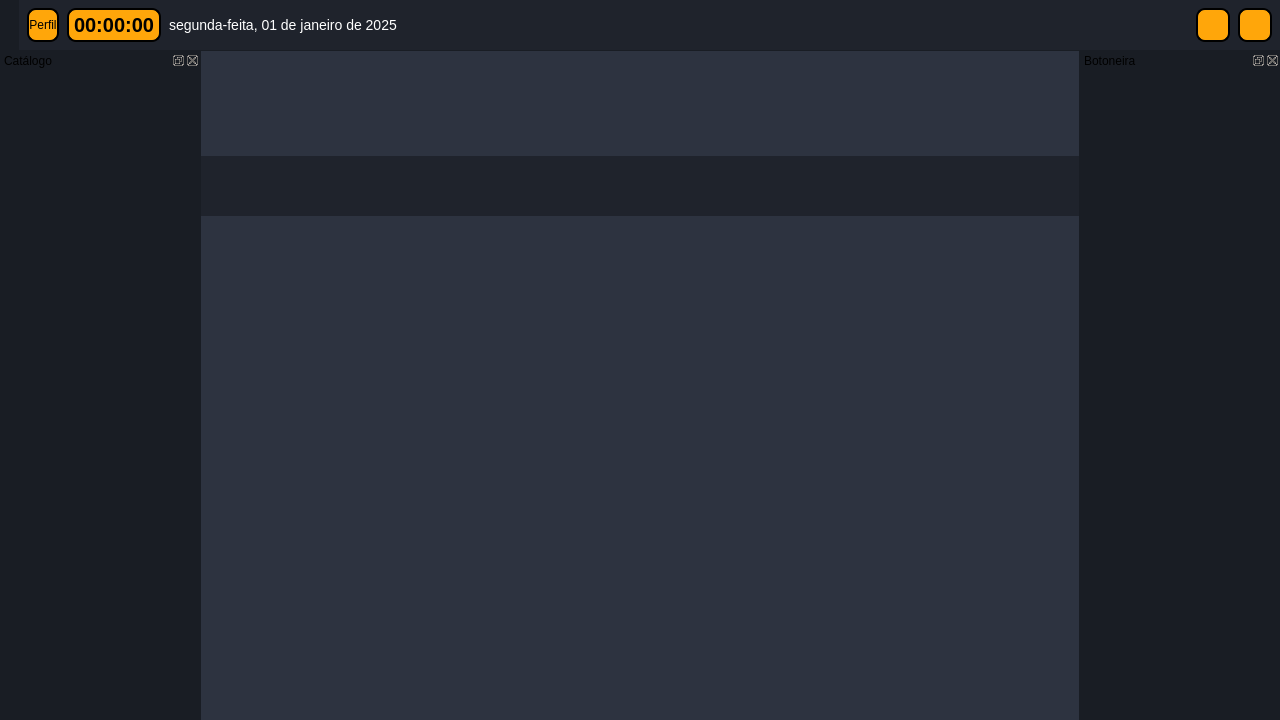
This is frontend/flow.ui in BrunoCardosoFS/NaxiStudioFlow as Qt 5 draws it before an edit. The edited form follows.
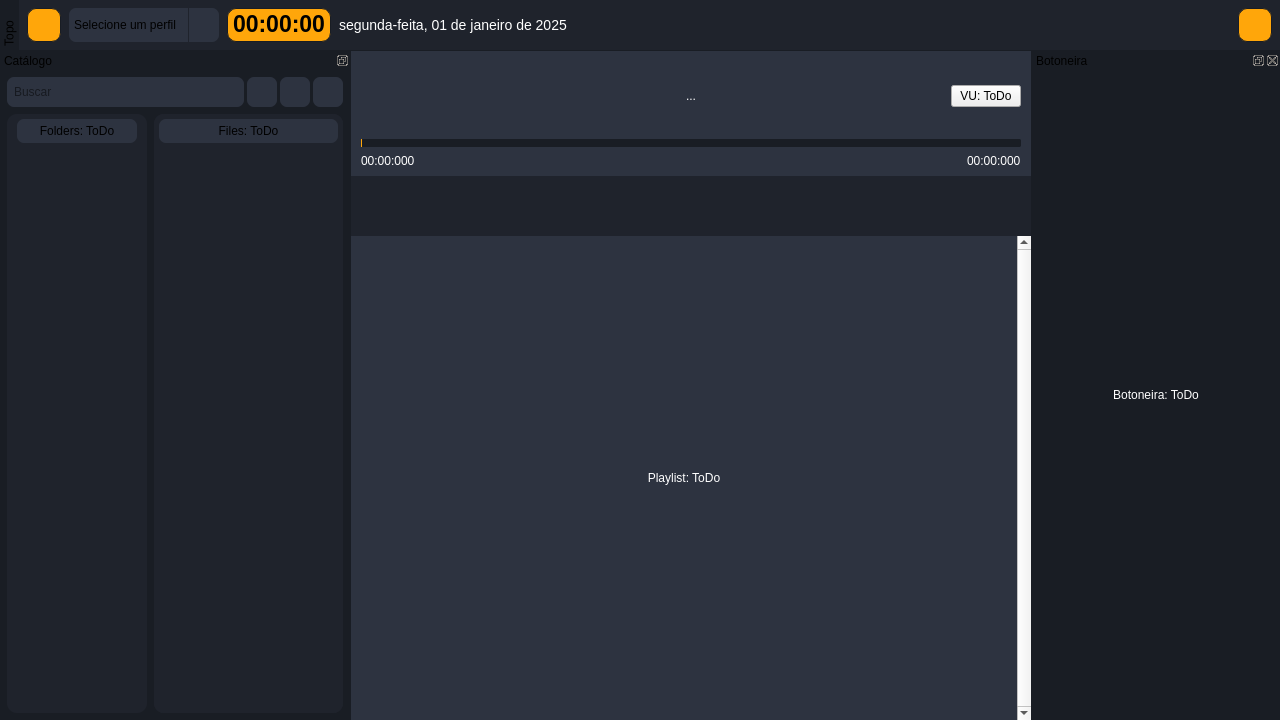
This is the edited form. Icons and pictures are not drawn.

Commit message: Started catalog design and changes to overall design

Diff of the .ui file:
```diff
--- a/frontend/flow.ui
+++ b/frontend/flow.ui
@@ -28,6 +28,41 @@
 	color: #ffffff;
 }
 
+QLineEdit{
+	background-color: #2D3340;
+	border: none;
+	border-radius: 7px;
+	padding-left: 5px;
+}
+
+QComboBox{
+	background-color: #2D3340;
+	border: none;
+	border-radius: 7px;
+	padding-left: 5px;
+}
+
+QComboBox:hover{
+	background-color: #292e38;
+}
+
+QComboBox::drop-down {
+    subcontrol-origin: padding;
+    subcontrol-position: top right;
+    width: 30px;
+    border-left-width: 1px;
+    border-left-color: #1F232C;
+    border-left-style: solid;
+    border-top-right-radius: 3px;
+	border-bottom-right-radius: 3px;
+}
+
+QComboBox::down-arrow {
+	image: url(&quot;:/images/icons/arrow-down.svg&quot;);
+	width: 10px;
+	height: 10px;
+}
+
 #Flow::separator {
 	width: 0.5px;
 	height: 0px;
@@ -40,7 +75,7 @@
 #DockTopWidget QPushButton, #clock{
 	background-color: #FFA60A;
 	border-radius: 9px;
-	border: 2px solid #000;
+	border: 1px solid #191D24;
 	color: #000;
 }
 
@@ -50,7 +85,8 @@
 
 #clock{
 	padding: 0px 5px;
-	font-size: 20px;
+	padding-bottom:2px;
+	font-size: 23px;
 	font-weight: bold;
 }
 
@@ -58,6 +94,91 @@
 	font-size: 14px;
 }
 
+
+/* Slider */
+
+QSlider::groove:horizontal {
+border: 0px solid #191d24;
+background: #191D24;
+height: 8px;
+border-radius: 2px;
+}
+
+QSlider::sub-page:horizontal {
+background: #ffa60a;
+border: 0px solid #191d24;
+height: 8px;
+border-radius: 2px;
+}
+
+QSlider::add-page:horizontal {
+background: #191D24;
+border: 0px solid #191d24;
+height: 8px;
+border-radius: 2px;
+}
+
+QSlider::handle:horizontal {
+background: transparent;
+border: 0px solid transparent;
+width: 0px;
+}
+
+QSlider::handle:horizontal:hover {
+background: rgba(31, 35, 44, 255);
+border: 1px solid #1f232c;
+border-radius: 4px;
+}
+
+QSlider::sub-page:horizontal:disabled {
+background: #bbb;
+border-color: #999;
+}
+
+QSlider::add-page:horizontal:disabled {
+background: #eee;
+border-color: #999;
+}
+
+QSlider::handle:horizontal:disabled {
+background: #eee;
+border: 1px solid #191d24;
+border-radius: 6px;
+}
+
+
+/* QTabWidget */
+
+QTabWidget::tab-bar {
+    border: none;
+    border-radius: 0px;
+}
+
+QTabBar::tab {
+    background: #2D3340;
+    border: none;
+    padding:  5px 12px;
+    font-weight:  bold;
+    color: #fff;
+    border-radius: 7px;
+    margin-bottom: 7px;
+	margin-top: 7px;
+	margin-left: 7px;
+}
+
+QTabBar::tab:hover {
+    background: #282D39;
+}
+
+QTabBar::tab:selected {
+    background: #FFA60A;
+    font-weight: bold;
+    color: #000;
+}
+
+
+/* Central Widget */
+
 #centralwidget{
 	background-color: #2D3340;
 }
@@ -72,7 +193,7 @@
 	border-radius: 17px;
 }
 
-#PlayerControl QPushButton#btnPlay{
+#PlayerControl QPushButton#btnPlay, #PlayerControl QPushButton#btnPause{
 	border-radius: 27px;
 }
 
@@ -80,15 +201,50 @@
 	background-color: #191D24;
 }
 
+#PlaylistScroll, #PlaylistScroll #PlaylistContent{
+	background: transparent;
+	border: none;
+}
+
+
+/* Doc Catalog */
+
+#DocCatalog, #DocCatalogWidget{
+	background-color: #191D24;
+}
+
+#DocCatalog QPushButton{
+	background-color: #2D3340;
+	border: none;
+	border-radius: 7px;
+	padding: 5px;
+}
+
+#DocCatalog QPushButton:hover{
+	background-color: #292e38;
+}
+
+#DocCatalog QScrollArea{
+	background-color: #1F232C;
+	border: none;
+	border-radius: 10px;
+}
+
+#FilesListContent, #FoldersListContent{
+	background-color: #1F232C;
+	border-radius: 10px;
+}
+
+
 </string>
   </property>
   <property name="dockOptions">
-   <set>QMainWindow::DockOption::AllowNestedDocks|QMainWindow::DockOption::AllowTabbedDocks|QMainWindow::DockOption::AnimatedDocks|QMainWindow::DockOption::GroupedDragging</set>
+   <set>QMainWindow::DockOption::AllowNestedDocks|QMainWindow::DockOption::AllowTabbedDocks|QMainWindow::DockOption::AnimatedDocks</set>
   </property>
   <widget class="QWidget" name="centralwidget">
    <property name="minimumSize">
     <size>
-     <width>450</width>
+     <width>400</width>
      <height>0</height>
     </size>
    </property>
@@ -97,7 +253,7 @@
    </property>
    <layout class="QVBoxLayout" name="verticalLayout">
     <property name="spacing">
-     <number>5</number>
+     <number>0</number>
     </property>
     <property name="leftMargin">
      <number>0</number>
@@ -149,6 +305,210 @@
            <height>100</height>
           </size>
          </property>
+         <layout class="QVBoxLayout" name="verticalLayout_5">
+          <property name="spacing">
+           <number>0</number>
+          </property>
+          <property name="leftMargin">
+           <number>10</number>
+          </property>
+          <property name="topMargin">
+           <number>10</number>
+          </property>
+          <property name="rightMargin">
+           <number>10</number>
+          </property>
+          <property name="bottomMargin">
+           <number>0</number>
+          </property>
+          <item>
+           <widget class="QWidget" name="PlayerInfos" native="true">
+            <property name="sizePolicy">
+             <sizepolicy hsizetype="Expanding" vsizetype="Expanding">
+              <horstretch>0</horstretch>
+              <verstretch>0</verstretch>
+             </sizepolicy>
+            </property>
+            <layout class="QHBoxLayout" name="horizontalLayout_4">
+             <property name="spacing">
+              <number>5</number>
+             </property>
+             <property name="leftMargin">
+              <number>0</number>
+             </property>
+             <property name="topMargin">
+              <number>0</number>
+             </property>
+             <property name="rightMargin">
+              <number>0</number>
+             </property>
+             <property name="bottomMargin">
+              <number>5</number>
+             </property>
+             <item>
+              <widget class="QLabel" name="PlayerCover">
+               <property name="sizePolicy">
+                <sizepolicy hsizetype="Fixed" vsizetype="Fixed">
+                 <horstretch>0</horstretch>
+                 <verstretch>0</verstretch>
+                </sizepolicy>
+               </property>
+               <property name="minimumSize">
+                <size>
+                 <width>70</width>
+                 <height>70</height>
+                </size>
+               </property>
+               <property name="maximumSize">
+                <size>
+                 <width>70</width>
+                 <height>70</height>
+                </size>
+               </property>
+               <property name="text">
+                <string/>
+               </property>
+               <property name="pixmap">
+                <pixmap resource="resources/flow.qrc">:/images/icons/media-music.svg</pixmap>
+               </property>
+               <property name="scaledContents">
+                <bool>true</bool>
+               </property>
+               <property name="alignment">
+                <set>Qt::AlignmentFlag::AlignCenter</set>
+               </property>
+              </widget>
+             </item>
+             <item>
+              <widget class="QLabel" name="PlayerTitle">
+               <property name="sizePolicy">
+                <sizepolicy hsizetype="Expanding" vsizetype="Expanding">
+                 <horstretch>0</horstretch>
+                 <verstretch>0</verstretch>
+                </sizepolicy>
+               </property>
+               <property name="text">
+                <string>...</string>
+               </property>
+               <property name="alignment">
+                <set>Qt::AlignmentFlag::AlignCenter</set>
+               </property>
+               <property name="wordWrap">
+                <bool>true</bool>
+               </property>
+              </widget>
+             </item>
+             <item>
+              <widget class="QWidget" name="PlayerVU" native="true">
+               <property name="sizePolicy">
+                <sizepolicy hsizetype="Fixed" vsizetype="Fixed">
+                 <horstretch>0</horstretch>
+                 <verstretch>0</verstretch>
+                </sizepolicy>
+               </property>
+               <property name="minimumSize">
+                <size>
+                 <width>70</width>
+                 <height>70</height>
+                </size>
+               </property>
+               <property name="maximumSize">
+                <size>
+                 <width>70</width>
+                 <height>70</height>
+                </size>
+               </property>
+               <layout class="QVBoxLayout" name="verticalLayout_6">
+                <property name="leftMargin">
+                 <number>0</number>
+                </property>
+                <property name="topMargin">
+                 <number>0</number>
+                </property>
+                <property name="rightMargin">
+                 <number>0</number>
+                </property>
+                <property name="bottomMargin">
+                 <number>0</number>
+                </property>
+                <item>
+                 <widget class="QPushButton" name="pushButton_3">
+                  <property name="text">
+                   <string>VU: ToDo</string>
+                  </property>
+                 </widget>
+                </item>
+               </layout>
+              </widget>
+             </item>
+            </layout>
+           </widget>
+          </item>
+          <item>
+           <widget class="QSlider" name="PlayerSlider">
+            <property name="value">
+             <number>0</number>
+            </property>
+            <property name="orientation">
+             <enum>Qt::Orientation::Horizontal</enum>
+            </property>
+           </widget>
+          </item>
+          <item>
+           <widget class="QWidget" name="PlayerTime" native="true">
+            <property name="sizePolicy">
+             <sizepolicy hsizetype="Expanding" vsizetype="Fixed">
+              <horstretch>0</horstretch>
+              <verstretch>0</verstretch>
+             </sizepolicy>
+            </property>
+            <layout class="QHBoxLayout" name="horizontalLayout_3">
+             <property name="spacing">
+              <number>0</number>
+             </property>
+             <property name="leftMargin">
+              <number>0</number>
+             </property>
+             <property name="topMargin">
+              <number>0</number>
+             </property>
+             <property name="rightMargin">
+              <number>0</number>
+             </property>
+             <property name="bottomMargin">
+              <number>0</number>
+             </property>
+             <item>
+              <widget class="QLabel" name="PlayerCurrentTime">
+               <property name="text">
+                <string>00:00:000</string>
+               </property>
+              </widget>
+             </item>
+             <item>
+              <spacer name="horizontalSpacer_6">
+               <property name="orientation">
+                <enum>Qt::Orientation::Horizontal</enum>
+               </property>
+               <property name="sizeHint" stdset="0">
+                <size>
+                 <width>40</width>
+                 <height>20</height>
+                </size>
+               </property>
+              </spacer>
+             </item>
+             <item>
+              <widget class="QLabel" name="PlayerDuration">
+               <property name="text">
+                <string>00:00:000</string>
+               </property>
+              </widget>
+             </item>
+            </layout>
+           </widget>
+          </item>
+         </layout>
         </widget>
        </item>
        <item>
@@ -298,6 +658,44 @@
             </property>
            </widget>
           </item>
+          <item>
+           <widget class="QPushButton" name="btnPause">
+            <property name="sizePolicy">
+             <sizepolicy hsizetype="Fixed" vsizetype="Fixed">
+              <horstretch>0</horstretch>
+              <verstretch>0</verstretch>
+             </sizepolicy>
+            </property>
+            <property name="minimumSize">
+             <size>
+              <width>54</width>
+              <height>54</height>
+             </size>
+            </property>
+            <property name="maximumSize">
+             <size>
+              <width>54</width>
+              <height>54</height>
+             </size>
+            </property>
+            <property name="cursor">
+             <cursorShape>PointingHandCursor</cursorShape>
+            </property>
+            <property name="text">
+             <string/>
+            </property>
+            <property name="icon">
+             <iconset resource="resources/flow.qrc">
+              <normaloff>:/images/icons/pause.svg</normaloff>:/images/icons/pause.svg</iconset>
+            </property>
+            <property name="iconSize">
+             <size>
+              <width>48</width>
+              <height>48</height>
+             </size>
+            </property>
+           </widget>
+          </item>
           <item>
            <widget class="QPushButton" name="btnNext">
             <property name="sizePolicy">
@@ -397,24 +795,82 @@
      </widget>
     </item>
     <item>
-     <widget class="QWidget" name="Playlist" native="true">
-      <property name="sizePolicy">
-       <sizepolicy hsizetype="Expanding" vsizetype="Expanding">
-        <horstretch>0</horstretch>
-        <verstretch>0</verstretch>
-       </sizepolicy>
+     <widget class="QScrollArea" name="PlaylistScroll">
+      <property name="verticalScrollBarPolicy">
+       <enum>Qt::ScrollBarPolicy::ScrollBarAlwaysOn</enum>
       </property>
+      <property name="horizontalScrollBarPolicy">
+       <enum>Qt::ScrollBarPolicy::ScrollBarAlwaysOff</enum>
+      </property>
+      <property name="widgetResizable">
+       <bool>true</bool>
+      </property>
+      <property name="alignment">
+       <set>Qt::AlignmentFlag::AlignHCenter|Qt::AlignmentFlag::AlignTop</set>
+      </property>
+      <widget class="QWidget" name="PlaylistContent">
+       <property name="geometry">
+        <rect>
+         <x>0</x>
+         <y>0</y>
+         <width>663</width>
+         <height>481</height>
+        </rect>
+       </property>
+       <layout class="QVBoxLayout" name="verticalLayout_7">
+        <property name="spacing">
+         <number>5</number>
+        </property>
+        <property name="leftMargin">
+         <number>10</number>
+        </property>
+        <property name="topMargin">
+         <number>10</number>
+        </property>
+        <property name="rightMargin">
+         <number>10</number>
+        </property>
+        <property name="bottomMargin">
+         <number>10</number>
+        </property>
+        <item>
+         <widget class="QLabel" name="label">
+          <property name="sizePolicy">
+           <sizepolicy hsizetype="Expanding" vsizetype="Expanding">
+            <horstretch>0</horstretch>
+            <verstretch>0</verstretch>
+           </sizepolicy>
+          </property>
+          <property name="text">
+           <string>Playlist: ToDo</string>
+          </property>
+          <property name="alignment">
+           <set>Qt::AlignmentFlag::AlignCenter</set>
+          </property>
+         </widget>
+        </item>
+       </layout>
+      </widget>
      </widget>
     </item>
    </layout>
   </widget>
-  <widget class="QDockWidget" name="DoclLeft">
+  <widget class="QDockWidget" name="DocCatalog">
    <property name="minimumSize">
     <size>
-     <width>200</width>
-     <height>73</height>
+     <width>350</width>
+     <height>183</height>
     </size>
    </property>
+   <property name="baseSize">
+    <size>
+     <width>410</width>
+     <height>0</height>
+    </size>
+   </property>
+   <property name="features">
+    <set>QDockWidget::DockWidgetFeature::DockWidgetFloatable|QDockWidget::DockWidgetFeature::DockWidgetMovable</set>
+   </property>
    <property name="allowedAreas">
     <set>Qt::DockWidgetArea::LeftDockWidgetArea|Qt::DockWidgetArea::RightDockWidgetArea</set>
    </property>
@@ -424,17 +880,373 @@
    <attribute name="dockWidgetArea">
     <number>1</number>
    </attribute>
-   <widget class="QWidget" name="DoclLeftWidget">
-    <layout class="QVBoxLayout" name="verticalLayout_2"/>
+   <widget class="QWidget" name="DocCatalogWidget">
+    <layout class="QVBoxLayout" name="verticalLayout_2">
+     <property name="spacing">
+      <number>7</number>
+     </property>
+     <property name="leftMargin">
+      <number>7</number>
+     </property>
+     <property name="topMargin">
+      <number>7</number>
+     </property>
+     <property name="rightMargin">
+      <number>7</number>
+     </property>
+     <property name="bottomMargin">
+      <number>7</number>
+     </property>
+     <item>
+      <widget class="QWidget" name="SearchArea" native="true">
+       <property name="sizePolicy">
+        <sizepolicy hsizetype="Expanding" vsizetype="Fixed">
+         <horstretch>0</horstretch>
+         <verstretch>0</verstretch>
+        </sizepolicy>
+       </property>
+       <layout class="QHBoxLayout" name="horizontalLayout_5">
+        <property name="spacing">
+         <number>3</number>
+        </property>
+        <property name="leftMargin">
+         <number>0</number>
+        </property>
+        <property name="topMargin">
+         <number>0</number>
+        </property>
+        <property name="rightMargin">
+         <number>0</number>
+        </property>
+        <property name="bottomMargin">
+         <number>0</number>
+        </property>
+        <item>
+         <widget class="QLineEdit" name="lineEdit">
+          <property name="minimumSize">
+           <size>
+            <width>0</width>
+            <height>30</height>
+           </size>
+          </property>
+          <property name="maximumSize">
+           <size>
+            <width>16777215</width>
+            <height>30</height>
+           </size>
+          </property>
+          <property name="placeholderText">
+           <string>Buscar</string>
+          </property>
+         </widget>
+        </item>
+        <item>
+         <widget class="QPushButton" name="pushButton_2">
+          <property name="sizePolicy">
+           <sizepolicy hsizetype="Fixed" vsizetype="Fixed">
+            <horstretch>0</horstretch>
+            <verstretch>0</verstretch>
+           </sizepolicy>
+          </property>
+          <property name="minimumSize">
+           <size>
+            <width>30</width>
+            <height>30</height>
+           </size>
+          </property>
+          <property name="maximumSize">
+           <size>
+            <width>30</width>
+            <height>30</height>
+           </size>
+          </property>
+          <property name="cursor">
+           <cursorShape>PointingHandCursor</cursorShape>
+          </property>
+          <property name="text">
+           <string/>
+          </property>
+          <property name="icon">
+           <iconset resource="resources/flow.qrc">
+            <normaloff>:/images/icons/close-white.svg</normaloff>:/images/icons/close-white.svg</iconset>
+          </property>
+         </widget>
+        </item>
+        <item>
+         <widget class="QPushButton" name="pushButton">
+          <property name="sizePolicy">
+           <sizepolicy hsizetype="Fixed" vsizetype="Fixed">
+            <horstretch>0</horstretch>
+            <verstretch>0</verstretch>
+           </sizepolicy>
+          </property>
+          <property name="minimumSize">
+           <size>
+            <width>30</width>
+            <height>30</height>
+           </size>
+          </property>
+          <property name="maximumSize">
+           <size>
+            <width>30</width>
+            <height>30</height>
+           </size>
+          </property>
+          <property name="cursor">
+           <cursorShape>PointingHandCursor</cursorShape>
+          </property>
+          <property name="text">
+           <string/>
+          </property>
+          <property name="icon">
+           <iconset resource="resources/flow.qrc">
+            <normaloff>:/images/icons/search.svg</normaloff>:/images/icons/search.svg</iconset>
+          </property>
+         </widget>
+        </item>
+        <item>
+         <widget class="QPushButton" name="pushButton_4">
+          <property name="sizePolicy">
+           <sizepolicy hsizetype="Fixed" vsizetype="Fixed">
+            <horstretch>0</horstretch>
+            <verstretch>0</verstretch>
+           </sizepolicy>
+          </property>
+          <property name="minimumSize">
+           <size>
+            <width>30</width>
+            <height>30</height>
+           </size>
+          </property>
+          <property name="maximumSize">
+           <size>
+            <width>30</width>
+            <height>30</height>
+           </size>
+          </property>
+          <property name="cursor">
+           <cursorShape>PointingHandCursor</cursorShape>
+          </property>
+          <property name="text">
+           <string/>
+          </property>
+          <property name="icon">
+           <iconset resource="resources/flow.qrc">
+            <normaloff>:/images/icons/search.svg</normaloff>:/images/icons/search.svg</iconset>
+          </property>
+         </widget>
+        </item>
+       </layout>
+      </widget>
+     </item>
+     <item>
+      <widget class="QWidget" name="FilesArea" native="true">
+       <layout class="QHBoxLayout" name="horizontalLayout_6">
+        <property name="spacing">
+         <number>7</number>
+        </property>
+        <property name="leftMargin">
+         <number>0</number>
+        </property>
+        <property name="topMargin">
+         <number>0</number>
+        </property>
+        <property name="rightMargin">
+         <number>0</number>
+        </property>
+        <property name="bottomMargin">
+         <number>0</number>
+        </property>
+        <item>
+         <widget class="QScrollArea" name="FoldersListScroll">
+          <property name="sizePolicy">
+           <sizepolicy hsizetype="Fixed" vsizetype="Expanding">
+            <horstretch>0</horstretch>
+            <verstretch>0</verstretch>
+           </sizepolicy>
+          </property>
+          <property name="minimumSize">
+           <size>
+            <width>140</width>
+            <height>0</height>
+           </size>
+          </property>
+          <property name="maximumSize">
+           <size>
+            <width>140</width>
+            <height>16777215</height>
+           </size>
+          </property>
+          <property name="verticalScrollBarPolicy">
+           <enum>Qt::ScrollBarPolicy::ScrollBarAsNeeded</enum>
+          </property>
+          <property name="horizontalScrollBarPolicy">
+           <enum>Qt::ScrollBarPolicy::ScrollBarAlwaysOff</enum>
+          </property>
+          <property name="widgetResizable">
+           <bool>true</bool>
+          </property>
+          <property name="alignment">
+           <set>Qt::AlignmentFlag::AlignCenter</set>
+          </property>
+          <widget class="QWidget" name="FoldersListContent">
+           <property name="geometry">
+            <rect>
+             <x>5</x>
+             <y>0</y>
+             <width>130</width>
+             <height>596</height>
+            </rect>
+           </property>
+           <property name="sizePolicy">
+            <sizepolicy hsizetype="Preferred" vsizetype="Preferred">
+             <horstretch>0</horstretch>
+             <verstretch>0</verstretch>
+            </sizepolicy>
+           </property>
+           <property name="minimumSize">
+            <size>
+             <width>120</width>
+             <height>0</height>
+            </size>
+           </property>
+           <property name="maximumSize">
+            <size>
+             <width>130</width>
+             <height>16777215</height>
+            </size>
+           </property>
+           <layout class="QVBoxLayout" name="verticalLayout_8">
+            <property name="spacing">
+             <number>5</number>
+            </property>
+            <property name="leftMargin">
+             <number>5</number>
+            </property>
+            <property name="topMargin">
+             <number>5</number>
+            </property>
+            <property name="rightMargin">
+             <number>5</number>
+            </property>
+            <property name="bottomMargin">
+             <number>5</number>
+            </property>
+            <item>
+             <widget class="QPushButton" name="pushButton_5">
+              <property name="sizePolicy">
+               <sizepolicy hsizetype="Expanding" vsizetype="Fixed">
+                <horstretch>0</horstretch>
+                <verstretch>0</verstretch>
+               </sizepolicy>
+              </property>
+              <property name="text">
+               <string>Folders: ToDo</string>
+              </property>
+             </widget>
+            </item>
+            <item>
+             <spacer name="verticalSpacer">
+              <property name="orientation">
+               <enum>Qt::Orientation::Vertical</enum>
+              </property>
+              <property name="sizeHint" stdset="0">
+               <size>
+                <width>20</width>
+                <height>40</height>
+               </size>
+              </property>
+             </spacer>
+            </item>
+           </layout>
+          </widget>
+         </widget>
+        </item>
+        <item>
+         <widget class="QScrollArea" name="FilesListScroll">
+          <property name="verticalScrollBarPolicy">
+           <enum>Qt::ScrollBarPolicy::ScrollBarAsNeeded</enum>
+          </property>
+          <property name="widgetResizable">
+           <bool>true</bool>
+          </property>
+          <property name="alignment">
+           <set>Qt::AlignmentFlag::AlignCenter</set>
+          </property>
+          <widget class="QWidget" name="FilesListContent">
+           <property name="geometry">
+            <rect>
+             <x>0</x>
+             <y>0</y>
+             <width>189</width>
+             <height>596</height>
+            </rect>
+           </property>
+           <layout class="QVBoxLayout" name="verticalLayout_9">
+            <property name="spacing">
+             <number>5</number>
+            </property>
+            <property name="leftMargin">
+             <number>5</number>
+            </property>
+            <property name="topMargin">
+             <number>5</number>
+            </property>
+            <property name="rightMargin">
+             <number>5</number>
+            </property>
+            <property name="bottomMargin">
+             <number>5</number>
+            </property>
+            <item>
+             <widget class="QPushButton" name="pushButton_6">
+              <property name="sizePolicy">
+               <sizepolicy hsizetype="Expanding" vsizetype="Fixed">
+                <horstretch>0</horstretch>
+                <verstretch>0</verstretch>
+               </sizepolicy>
+              </property>
+              <property name="text">
+               <string>Files: ToDo</string>
+              </property>
+             </widget>
+            </item>
+            <item>
+             <spacer name="verticalSpacer_2">
+              <property name="orientation">
+               <enum>Qt::Orientation::Vertical</enum>
+              </property>
+              <property name="sizeHint" stdset="0">
+               <size>
+                <width>20</width>
+                <height>40</height>
+               </size>
+              </property>
+             </spacer>
+            </item>
+           </layout>
+          </widget>
+         </widget>
+        </item>
+       </layout>
+      </widget>
+     </item>
+    </layout>
    </widget>
   </widget>
   <widget class="QDockWidget" name="DoclRight">
    <property name="minimumSize">
     <size>
-     <width>200</width>
+     <width>248</width>
      <height>200</height>
     </size>
    </property>
+   <property name="baseSize">
+    <size>
+     <width>410</width>
+     <height>0</height>
+    </size>
+   </property>
    <property name="allowedAreas">
     <set>Qt::DockWidgetArea::LeftDockWidgetArea|Qt::DockWidgetArea::RightDockWidgetArea</set>
    </property>
@@ -445,7 +1257,18 @@
     <number>2</number>
    </attribute>
    <widget class="QWidget" name="DoclRightWidget">
-    <layout class="QVBoxLayout" name="verticalLayout_3"/>
+    <layout class="QVBoxLayout" name="verticalLayout_3">
+     <item>
+      <widget class="QLabel" name="label_2">
+       <property name="text">
+        <string>Botoneira: ToDo</string>
+       </property>
+       <property name="alignment">
+        <set>Qt::AlignmentFlag::AlignCenter</set>
+       </property>
+      </widget>
+     </item>
+    </layout>
    </widget>
   </widget>
   <widget class="QDockWidget" name="DockTop">
@@ -474,7 +1297,7 @@
     <set>Qt::DockWidgetArea::TopDockWidgetArea</set>
    </property>
    <property name="windowTitle">
-    <string/>
+    <string>Topo</string>
    </property>
    <attribute name="dockWidgetArea">
     <number>4</number>
@@ -497,21 +1320,74 @@
       <number>8</number>
      </property>
      <item>
-      <widget class="QPushButton" name="pushButton">
+      <widget class="QPushButton" name="btnSettings">
+       <property name="sizePolicy">
+        <sizepolicy hsizetype="Fixed" vsizetype="Fixed">
+         <horstretch>0</horstretch>
+         <verstretch>0</verstretch>
+        </sizepolicy>
+       </property>
        <property name="minimumSize">
         <size>
-         <width>0</width>
+         <width>34</width>
          <height>34</height>
         </size>
        </property>
        <property name="maximumSize">
         <size>
-         <width>16777215</width>
+         <width>34</width>
          <height>34</height>
         </size>
        </property>
+       <property name="cursor">
+        <cursorShape>PointingHandCursor</cursorShape>
+       </property>
        <property name="text">
-        <string>Perfil</string>
+        <string/>
+       </property>
+       <property name="icon">
+        <iconset resource="resources/flow.qrc">
+         <normaloff>:/images/icons/config.svg</normaloff>:/images/icons/config.svg</iconset>
+       </property>
+       <property name="iconSize">
+        <size>
+         <width>25</width>
+         <height>25</height>
+        </size>
+       </property>
+      </widget>
+     </item>
+     <item>
+      <widget class="QComboBox" name="selectProfile">
+       <property name="sizePolicy">
+        <sizepolicy hsizetype="Fixed" vsizetype="Expanding">
+         <horstretch>0</horstretch>
+         <verstretch>0</verstretch>
+        </sizepolicy>
+       </property>
+       <property name="minimumSize">
+        <size>
+         <width>150</width>
+         <height>0</height>
+        </size>
+       </property>
+       <property name="maximumSize">
+        <size>
+         <width>150</width>
+         <height>16777215</height>
+        </size>
+       </property>
+       <property name="cursor">
+        <cursorShape>PointingHandCursor</cursorShape>
+       </property>
+       <property name="editable">
+        <bool>false</bool>
+       </property>
+       <property name="insertPolicy">
+        <enum>QComboBox::InsertPolicy::InsertAtBottom</enum>
+       </property>
+       <property name="placeholderText">
+        <string>Selecione um perfil</string>
        </property>
       </widget>
      </item>
@@ -633,44 +1509,6 @@
        </property>
       </widget>
      </item>
-     <item>
-      <widget class="QPushButton" name="btnClose">
-       <property name="sizePolicy">
-        <sizepolicy hsizetype="Minimum" vsizetype="Expanding">
-         <horstretch>0</horstretch>
-         <verstretch>0</verstretch>
-        </sizepolicy>
-       </property>
-       <property name="minimumSize">
-        <size>
-         <width>34</width>
-         <height>34</height>
-        </size>
-       </property>
-       <property name="maximumSize">
-        <size>
-         <width>34</width>
-         <height>34</height>
-        </size>
-       </property>
-       <property name="cursor">
-        <cursorShape>PointingHandCursor</cursorShape>
-       </property>
-       <property name="text">
-        <string/>
-       </property>
-       <property name="icon">
-        <iconset resource="resources/flow.qrc">
-         <normaloff>:/images/icons/close-black.svg</normaloff>:/images/icons/close-black.svg</iconset>
-       </property>
-       <property name="iconSize">
-        <size>
-         <width>15</width>
-         <height>15</height>
-        </size>
-       </property>
-      </widget>
-     </item>
     </layout>
    </widget>
   </widget>
```
The commit also changes 5 other files.
